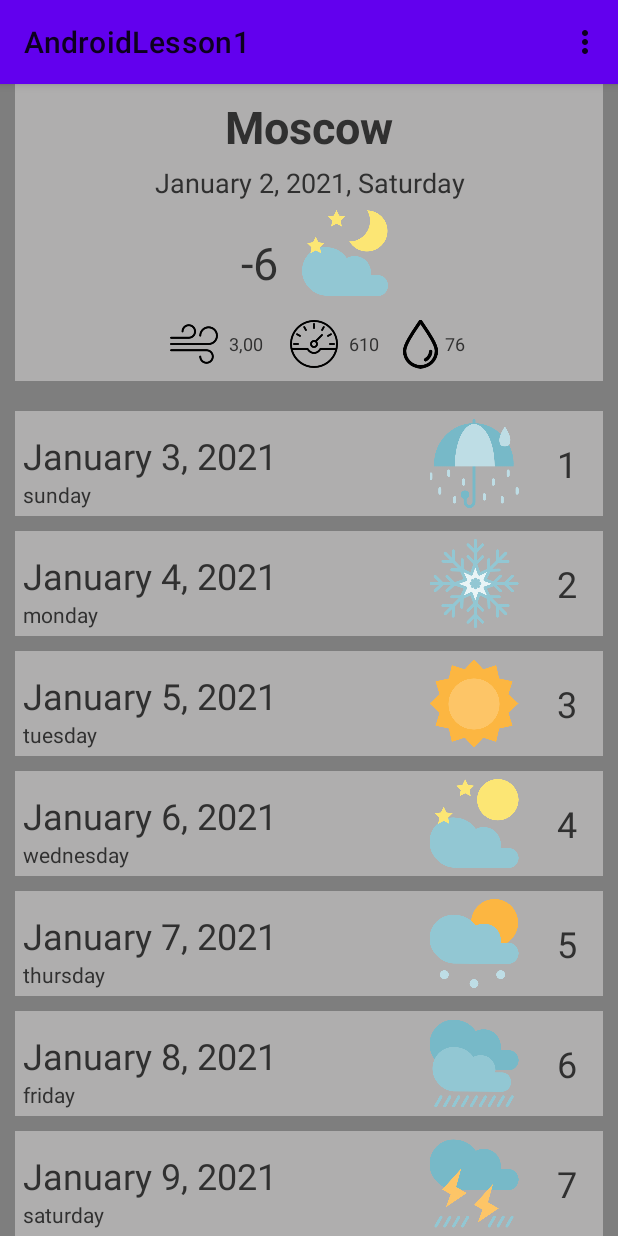
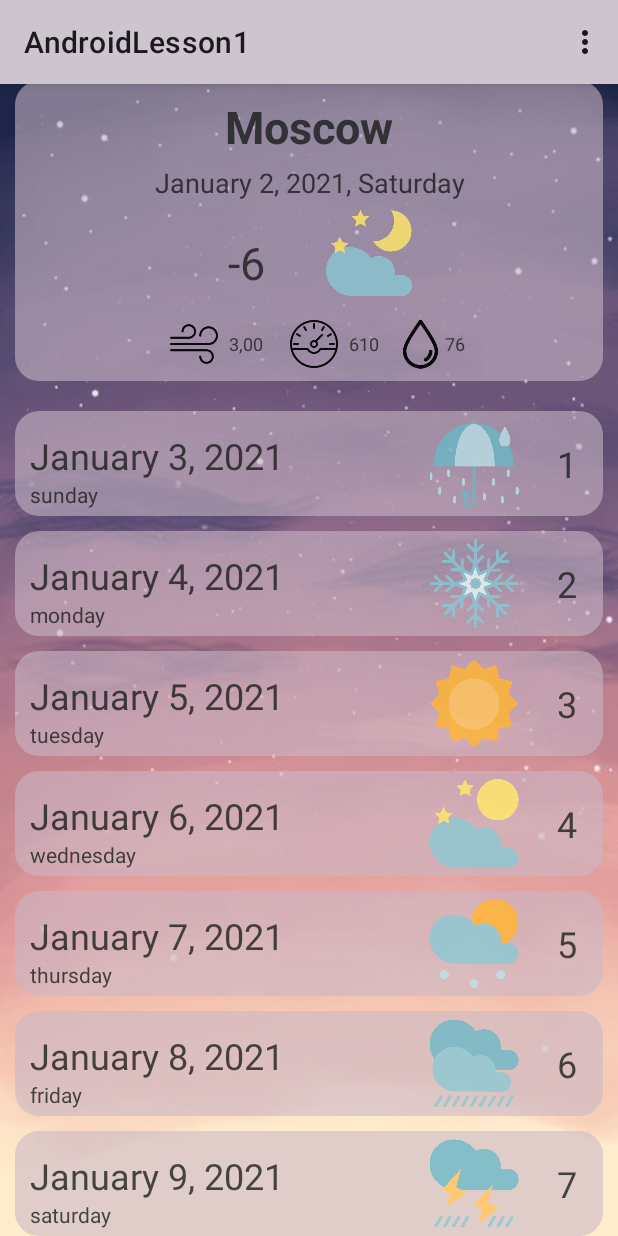
Before and after one commit to NS-762/AndroidLesson1, an Android app: the screen it shows after launch (MainActivity), on a phone screen of 412 x 824 dp. Run offline under Robolectric (Android 15) with nearby library versions, the phone set to English and light mode, and no system bars.

Commit message:
MaterialDesign

```diff
--- a/app/src/main/java/com/example/androidlesson1/BaseActivity.java
+++ b/app/src/main/java/com/example/androidlesson1/BaseActivity.java
@@ -1,5 +1,6 @@
 package com.example.androidlesson1;
 
+import android.content.SharedPreferences;
 import android.os.Bundle;
 
 import androidx.annotation.Nullable;
@@ -7,13 +8,27 @@ import androidx.appcompat.app.AppCompatActivity;
 
 public class BaseActivity extends AppCompatActivity {
     private static final String NAME_SHARED_PREFERENCE = "LOGIN";
-    private static final String IS_DARK_THEME = "IS_DARK_THEME";
+    private static final String IS_LIGHT_THEME = "IS_LIGHT_THEME";
 
     @Override
     protected void onCreate(@Nullable Bundle savedInstanceState) {
         super.onCreate(savedInstanceState);
         if (isDarkTheme()) {
-            setTheme(R.style.AppDarkTheme);
+            setTheme(R.style.AppLightTheme);
+        } else {
+            setTheme(R.style.AppTheme);
         }
     }
+
+    protected boolean isDarkTheme() {
+        SharedPreferences sharedPref = getSharedPreferences(NAME_SHARED_PREFERENCE, MODE_PRIVATE);
+        return sharedPref.getBoolean(IS_LIGHT_THEME, true);
+    }
+
+    protected void setDarkTheme (boolean isDarkTheme) {
+        SharedPreferences sharedPref = getSharedPreferences(NAME_SHARED_PREFERENCE, MODE_PRIVATE);
+        SharedPreferences.Editor editor = sharedPref.edit();
+        editor.putBoolean(IS_LIGHT_THEME, isDarkTheme);
+        editor.apply();
+    }
 }
--- a/app/src/main/java/com/example/androidlesson1/MainActivity.java
+++ b/app/src/main/java/com/example/androidlesson1/MainActivity.java
@@ -6,38 +6,52 @@ import android.os.Bundle;
 import androidx.annotation.NonNull;
 import androidx.annotation.Nullable;
 import androidx.fragment.app.FragmentTransaction;
-import androidx.appcompat.app.AppCompatActivity;
 
 import android.view.Menu;
 import android.view.MenuInflater;
 import android.view.MenuItem;
-import android.view.View;
+import android.widget.FrameLayout;
+import android.widget.LinearLayout;
+import android.widget.Toast;
 
 import com.example.androidlesson1.WorkingWithFragments.FragmentBottom;
 import com.example.androidlesson1.WorkingWithFragments.FragmentTop;
 import com.example.androidlesson1.WorkingWithFragments.Publisher;
 import com.example.androidlesson1.WorkingWithFragments.PublisherGetter;
 
-public class MainActivity extends AppCompatActivity implements Constants, PublisherGetter {
+public class MainActivity extends BaseActivity implements Constants, PublisherGetter {
 
     private final int REQUEST_SETTINGS_ACTIVITY = 1;
     private FragmentTop fragmentTop;
     private FragmentBottom fragmentBottom;
     private Publisher publisher = new Publisher();
+    private LinearLayout linearLayout;
 
     @Override
     protected void onCreate(Bundle savedInstanceState) {
         super.onCreate(savedInstanceState);
         setContentView(R.layout.activity_main);
 
+        Toast.makeText(getApplicationContext(), "onCreate", Toast.LENGTH_SHORT).show();
+
+        if (savedInstanceState != null) {
+            fragmentTop = (FragmentTop) getSupportFragmentManager()
+                    .getFragment(savedInstanceState, "FragmentTop");
+            fragmentBottom = (FragmentBottom) getSupportFragmentManager()
+                    .getFragment(savedInstanceState, "FragmentBottom");
+        } else {
             fragmentTop = FragmentTop.create();
             fragmentBottom = FragmentBottom.create();
             FragmentTransaction fragmentTransaction = getSupportFragmentManager()
                     .beginTransaction();
+            fragmentTransaction.add(R.id.container_top, fragmentTop);
             fragmentTransaction.add(R.id.container_bottom, fragmentBottom);
-        fragmentTransaction.add(R.id.container_top, fragmentTop);
             fragmentTransaction.commit();
+        }
         publisher.addSubscriber(fragmentTop);
+
+
+
     }
 
     @Override
@@ -45,10 +59,6 @@ public class MainActivity extends AppCompatActivity implements Constants, Publis
         return publisher;
     }
 
-    public void onClickImageSettings(View view) {
-        Intent intent = new Intent(getApplicationContext(), SettingsActivity.class); //создание интента для окна настроек
-        startActivityForResult(intent, REQUEST_SETTINGS_ACTIVITY); //отправить интент и указать константу окна-отрпавителя
-    }
 
     @Override
     protected void onActivityResult(int requestCode, int resultCode, @Nullable Intent data) { //сюда приходит результат из настроек
@@ -56,10 +66,11 @@ public class MainActivity extends AppCompatActivity implements Constants, Publis
         if (requestCode == REQUEST_SETTINGS_ACTIVITY && resultCode == RESULT_OK) { //проверка, что окно отработало нормально
 
             String newCity = data.getStringExtra(CITY);
-            if (newCity.replaceAll("\\s+","").equals("")) { //если в настройках не был выбран город или введна пустота
+            if (newCity.replaceAll("\\s+", "").equals("")) { //если в настройках не был выбран город или введна пустота
                 newCity = getString(R.string.city_1); //по умолчанию ставится Москва
             }
             fragmentTop.updateSettings(newCity);
+            recreate();
         }
 
         super.onActivityResult(requestCode, resultCode, data);
@@ -68,7 +79,6 @@ public class MainActivity extends AppCompatActivity implements Constants, Publis
 
     @Override
     public boolean onCreateOptionsMenu(Menu menu) {
-
         MenuInflater inflater = getMenuInflater();
         inflater.inflate(R.menu.main_menu, menu);
         return true;
@@ -76,41 +86,48 @@ public class MainActivity extends AppCompatActivity implements Constants, Publis
 
     @Override
     public boolean onOptionsItemSelected(@NonNull MenuItem item) { //обработка нажатий на пункты меню
-
         int id = item.getItemId();
         if (id == R.id.menu_settings) {
             Intent intent = new Intent(getApplicationContext(), SettingsActivity.class); //создание интента для окна настроек
             startActivityForResult(intent, REQUEST_SETTINGS_ACTIVITY); //отправить интент и указать константу окна-отрпавителя
         }
-
         return super.onOptionsItemSelected(item);
     }
 
-    /*
     @Override
-    protected void onRestoreInstanceState(@NonNull Bundle savedInstanceState) { //загрузка состояния окна
-        super.onRestoreInstanceState(savedInstanceState);
-        Toast.makeText(getApplicationContext(), "onRestoreInstanceState", Toast.LENGTH_SHORT).show();
-
-        text_for_date_0 = savedInstanceState.getString("TEXT_FOR_date_0");
-        text_for_temperature_0 = savedInstanceState.getString("TEXT_FOR_temperature_0");
-
-        date_0.setText(text_for_date_0);
-        temperature_0.setText(text_for_temperature_0);
-
-        Drawable drawable = SingletonForImage.getInstance().getweather_picture_0().getDrawable(); //достать изображение из синглтона
-        weather_picture_0.setImageDrawable(drawable);
+    protected void onStart() {
+        super.onStart();
+        Toast.makeText(getApplicationContext(), "onStart", Toast.LENGTH_SHORT).show();
     }
 
     @Override
-    protected void onSaveInstanceState(@NonNull Bundle outState) { //сохранение состояния окна
+    protected void onResume() {
+        super.onResume();
+        Toast.makeText(getApplicationContext(), "onResume", Toast.LENGTH_SHORT).show();
+    }
+
+    @Override
+    protected void onPause() {
+        super.onPause();
+        Toast.makeText(getApplicationContext(), "onPause", Toast.LENGTH_SHORT).show();
+    }
+
+    @Override
+    protected void onDestroy() {
+        super.onDestroy();
+        Toast.makeText(getApplicationContext(), "onDestroy", Toast.LENGTH_SHORT).show();
+    }
+
+    @Override
+    protected void onStop() {
+        super.onStop();
+        Toast.makeText(getApplicationContext(), "onStop", Toast.LENGTH_SHORT).show();
+    }
+
+    @Override
+    protected void onSaveInstanceState(@NonNull Bundle outState) {
         super.onSaveInstanceState(outState);
-        Toast.makeText(getApplicationContext(), "onSaveInstanceState", Toast.LENGTH_SHORT).show();
-
-        outState.putString("TEXT_FOR_date_0", text_for_date_0); //для сохранения даты
-        outState.putString("TEXT_FOR_temperature_0", text_for_temperature_0); //для сохранения температуры
-
-        SingletonForImage.getInstance().setweather_picture_0(weather_picture_0); //сохранить изображение из шапки в синглтон
-
-    }*/
+        getSupportFragmentManager().putFragment(outState, "FragmentTop", fragmentTop);
+        getSupportFragmentManager().putFragment(outState, "FragmentBottom", fragmentBottom);
     }
+}
--- a/app/src/main/java/com/example/androidlesson1/WorkingWithFragments/FragmentTop.java
+++ b/app/src/main/java/com/example/androidlesson1/WorkingWithFragments/FragmentTop.java
@@ -3,16 +3,22 @@ package com.example.androidlesson1.WorkingWithFragments;
 import android.content.Context;
 import android.graphics.drawable.Drawable;
 import android.os.Bundle;
+
+import androidx.annotation.NonNull;
 import androidx.annotation.Nullable;
 import androidx.fragment.app.Fragment;
+
 import android.view.LayoutInflater;
 import android.view.View;
 import android.view.ViewGroup;
 import android.widget.ImageView;
 import android.widget.TextView;
+import android.widget.Toast;
 
 import com.example.androidlesson1.Constants;
 import com.example.androidlesson1.R;
+import com.example.androidlesson1.SingletonForImage;
+import com.google.android.material.snackbar.Snackbar;
 
 public class FragmentTop extends Fragment implements Constants, Subscriber {
 
@@ -20,6 +26,7 @@ public class FragmentTop extends Fragment implements Constants, Subscriber {
     private TextView cityTextView;
     private TextView temperatureTextView;
     private TextView dateTextView;
+    private View view;
 
     public static FragmentTop create() { //фабричный метод
         FragmentTop fragmentTop = new FragmentTop();
@@ -32,12 +39,19 @@ public class FragmentTop extends Fragment implements Constants, Subscriber {
     public View onCreateView(LayoutInflater inflater, ViewGroup container,
                              Bundle savedInstanceState) {
 
-        View view = inflater.inflate(R.layout.fragment_top, container, false);
-
+        view = inflater.inflate(R.layout.fragment_top, container, false);
+        cityTextView = view.findViewById(R.id.city_0);
         temperatureTextView = view.findViewById(R.id.temperature_0);
         dateTextView = view.findViewById(R.id.date_0);
-        cityTextView = view.findViewById(R.id.city_0);
         weatherPicture = view.findViewById(R.id.weather_picture_0);
+
+        if (savedInstanceState != null) {
+            cityTextView.setText(savedInstanceState.getString(CITY));
+            temperatureTextView.setText(savedInstanceState.getString(TEMPERATURE));
+            dateTextView.setText(savedInstanceState.getString(DATE));
+            Drawable drawable = SingletonForImage.getInstance().getWeatherPicture().getDrawable(); //картинка из синлтона
+            weatherPicture.setImageDrawable(drawable);
+        }
         return view;
     }
 
@@ -49,17 +63,8 @@ public class FragmentTop extends Fragment implements Constants, Subscriber {
     @Override
     public void onCreate(@Nullable Bundle savedInstanceState) {
         super.onCreate(savedInstanceState);
+
     }
-
-/*    @Override
-    public void onSaveInstanceState(@NonNull Bundle outState) { //сохранение состояния
-
-        outState.putString(CITY, city);
-        outState.putString(TEMPERATURE, temperature);
-        outState.putString(DATE, date);
-
-        super.onSaveInstanceState(outState);
-    }*/
 
     @Override
     public void updateData(String newDate, String newDayOfWeek, String newTemperature, Drawable newWeatherPicture) {
@@ -72,4 +77,18 @@ public class FragmentTop extends Fragment implements Constants, Subscriber {
     public void updateSettings(String newCity) { //то, что меняется в настройках приложения
         cityTextView.setText(newCity);
     }
+
+    @Override
+    public void onSaveInstanceState(@NonNull Bundle outState) {
+        super.onSaveInstanceState(outState);
+        outState.putString(CITY, cityTextView.getText().toString());
+        outState.putString(TEMPERATURE, temperatureTextView.getText().toString());
+        outState.putString(DATE, dateTextView.getText().toString());
+        SingletonForImage.getInstance().setWeatherPicture(weatherPicture); //сохранить картинку в синглтоне
+
+//        Snackbar.make(view, "Сохранялка",
+//                Snackbar.LENGTH_SHORT).show();
+//        Toast.makeText(getActivity(), "сохранялка", Toast.LENGTH_SHORT).show();
+    }
+
 }
--- a/app/src/main/java/com/example/androidlesson1/WorkingWithRecyclerView/SocnetAdapter.java
+++ b/app/src/main/java/com/example/androidlesson1/WorkingWithRecyclerView/SocnetAdapter.java
@@ -67,8 +67,6 @@ public class SocnetAdapter extends RecyclerView.Adapter<SocnetAdapter.ViewHolder
                             dayOfWeek.getText().toString(),
                             temperature.getText().toString(),
                             weatherPicture.getDrawable());
-                    Snackbar.make(itemView, "Сохранение настроек", Snackbar.LENGTH_SHORT)
-                            .setAction("Action", null).show();
                 }
             });
 
--- /dev/null
+++ b/app/src/main/res/drawable/linearlayout_background.xml
@@ -0,0 +1,6 @@
+<?xml version="1.0" encoding="utf-8"?>
+<shape xmlns:android="http://schemas.android.com/apk/res/android">
+    <solid android:color="#A6CAB7C7"/>
+    <corners android:radius="16dp"/>
+<!--    <padding android:left="0dp" android:top="0dp" android:right="0dp" android:bottom="0dp" />-->
+</shape>
--- a/app/src/main/res/layout/activity_main.xml
+++ b/app/src/main/res/layout/activity_main.xml
@@ -4,23 +4,8 @@
     xmlns:tools="http://schemas.android.com/tools"
     android:layout_width="match_parent"
     android:layout_height="match_parent"
-    tools:context=".MainActivity" >
-
-<!--    <com.google.android.material.appbar.AppBarLayout
-        android:id="@+id/appBarLayout"
-        android:layout_width="match_parent"
-        android:layout_height="wrap_content"
-        app:layout_constraintEnd_toEndOf="parent"
-        app:layout_constraintStart_toStartOf="parent"
-        app:layout_constraintTop_toTopOf="parent">
-
-        <androidx.appcompat.widget.Toolbar
-            android:id="@+id/toolbar"
-            android:layout_width="match_parent"
-            android:layout_height="?attr/actionBarSize"
-            android:background="?attr/colorPrimary" />
-
-    </com.google.android.material.appbar.AppBarLayout>-->
+    tools:context=".MainActivity"
+    android:background="@drawable/fon1">
 
     <ScrollView
         android:id="@+id/scrollView2"
@@ -29,9 +14,10 @@
         app:layout_constraintTop_toTopOf="parent">
 
         <LinearLayout
+            android:id="@+id/linear_layout_main_activity"
             android:layout_width="match_parent"
             android:layout_height="wrap_content"
-            android:background="#7E7E7E"
+
             android:orientation="vertical">
 
             <FrameLayout
--- a/app/src/main/res/layout/fragment_bottom.xml
+++ b/app/src/main/res/layout/fragment_bottom.xml
@@ -6,8 +6,8 @@
     tools:context=".WorkingWithFragments.FragmentBottom"
 
     android:id="@+id/linear_layout_bottom"
-    android:orientation="vertical">
-
+    android:orientation="vertical"
+    android:alpha="0.9" >
 
 
     <androidx.recyclerview.widget.RecyclerView
--- a/app/src/main/res/layout/fragment_top.xml
+++ b/app/src/main/res/layout/fragment_top.xml
@@ -5,8 +5,9 @@
     android:id="@+id/linear_layout_0"
     android:layout_width="match_parent"
     android:layout_height="200dp"
-    android:background="@color/background_dark"
+    android:background="@drawable/linearlayout_background"
     android:orientation="vertical"
+    android:alpha="0.9"
     tools:context=".WorkingWithFragments.FragmentTop">
 
     <TextView
@@ -35,12 +36,16 @@
         android:layout_height="70dp"
         android:orientation="horizontal">
 
+        <FrameLayout
+            android:layout_width="match_parent"
+            android:layout_height="match_parent">
+
             <TextView
                 android:id="@+id/temperature_0"
-            android:layout_width="175dp"
+                android:layout_width="107dp"
                 android:layout_height="match_parent"
-            android:layout_marginEnd="10dp"
-            android:gravity="right|center_vertical"
+                android:layout_gravity="center_horizontal"
+                android:gravity="center_vertical"
                 android:text="@string/temperature_0"
                 android:textColor="@color/text_color"
                 android:textSize="30sp" />
@@ -49,8 +54,10 @@
                 android:id="@+id/weather_picture_0"
                 android:layout_width="69dp"
                 android:layout_height="57dp"
-            android:layout_marginBottom="0dp"
+                android:layout_gravity="center_horizontal"
+                android:layout_marginStart="40dp"
                 app:srcCompat="@drawable/night1" />
+        </FrameLayout>
 
     </LinearLayout>
 
--- a/app/src/main/res/layout/item.xml
+++ b/app/src/main/res/layout/item.xml
@@ -11,7 +11,8 @@
         android:layout_height="70dp"
         android:layout_marginTop="10dp"
 
-        android:background="@color/background_dark"
+        android:background="@drawable/linearlayout_background"
+
         android:orientation="horizontal"
         app:layout_constraintEnd_toEndOf="parent"
         app:layout_constraintStart_toStartOf="parent"
@@ -27,7 +28,7 @@
                 android:id="@+id/date_in_item"
                 android:layout_width="match_parent"
                 android:layout_height="46dp"
-                android:layout_marginStart="5dp"
+                android:layout_marginStart="10dp"
                 android:gravity="bottom"
                 android:text="@string/date_1"
                 android:textColor="@color/text_color"
@@ -37,7 +38,7 @@
                 android:id="@+id/day_of_week_in_item"
                 android:layout_width="match_parent"
                 android:layout_height="wrap_content"
-                android:layout_marginStart="5dp"
+                android:layout_marginStart="10dp"
                 android:layout_marginBottom="5dp"
                 android:text="@string/day_of_week_1"
                 android:textColor="@color/text_color"
--- a/app/src/main/res/values-night/themes.xml
+++ /dev/null
@@ -1,10 +0,0 @@
-<resources xmlns:tools="http://schemas.android.com/tools">
-    <!-- Base application theme. -->
-    <style name="Theme.AndroidLesson1" parent="Theme.MaterialComponents.Light">
-        <!-- Primary brand color. -->
-        <item name="colorPrimary">@color/purple_200</item>
-        <item name="colorPrimaryDark">@color/purple_700</item>
-        <item name="colorAccent">@color/teal_200</item>
-        <!-- Customize your theme here. -->
-    </style>
-</resources>
--- a/app/src/main/res/values/colors.xml
+++ b/app/src/main/res/values/colors.xml
@@ -9,8 +9,9 @@
     <color name="white">#FFFFFFFF</color>
 
 
-    <color name="background_dark">#FFAFAEAE</color>
-    <color name="background_light">#FFD3D1D1</color>
+    <color name="background_dark">#33374E</color>
+<!--    <color name="background_light">#BEBCB9</color>-->
+    <color name="background_light">#99A0929E</color>
     <color name="text_color">#FF303030</color>
 
 </resources>
--- a/app/src/main/res/values/strings.xml
+++ b/app/src/main/res/values/strings.xml
@@ -37,7 +37,7 @@
 
 
     //для окна настроек
-    <string name="dark_theme">Dark theme</string>
+    <string name="light_theme">Light theme</string>
     <string name="GPS">BY CURRENT GPS COORDINATES</string>
 
     <string name="select_city">Select city</string>
--- a/app/src/main/res/values/themes.xml
+++ b/app/src/main/res/values/themes.xml
@@ -8,9 +8,20 @@
         <!-- Customize your theme here. -->
     </style>
 
-    <style name="MyBigText" parent="Theme.MaterialComponents.Light">
-        <item name="colorPrimary">@color/background_light</item>
-        <item name="colorPrimaryDark">@color/background_dark</item>
-        <item name="android:textColor">@color/text_color</item>
+    <style name="AppLightTheme">
+        <!-- Primary brand color. -->
+        <item name="colorPrimary">#cdc4d0</item>
+        <item name="colorPrimaryDark">#B2A4B7</item>
+        <item name="colorAccent">@color/teal_200</item>
+        <!-- Customize your theme here. -->
     </style>
+
+    <style name="AppTheme">
+        <!-- Primary brand color. -->
+        <item name="colorPrimary">#524db3</item>
+        <item name="colorPrimaryDark">#393578</item>
+        <item name="colorAccent">@color/teal_200</item>
+        <!-- Customize your theme here. -->
+    </style>
+
 </resources>
```
Also changed, not shown: app/src/main/java/com/example/androidlesson1/SettingsActivity.java (+16 -4 lines), app/src/main/res/layout/activity_settings.xml (+6 -18 lines), app/src/main/res/drawable/fon1.png (added), 1 other file. Lines whose indentation alone changed are shown as unchanged.
